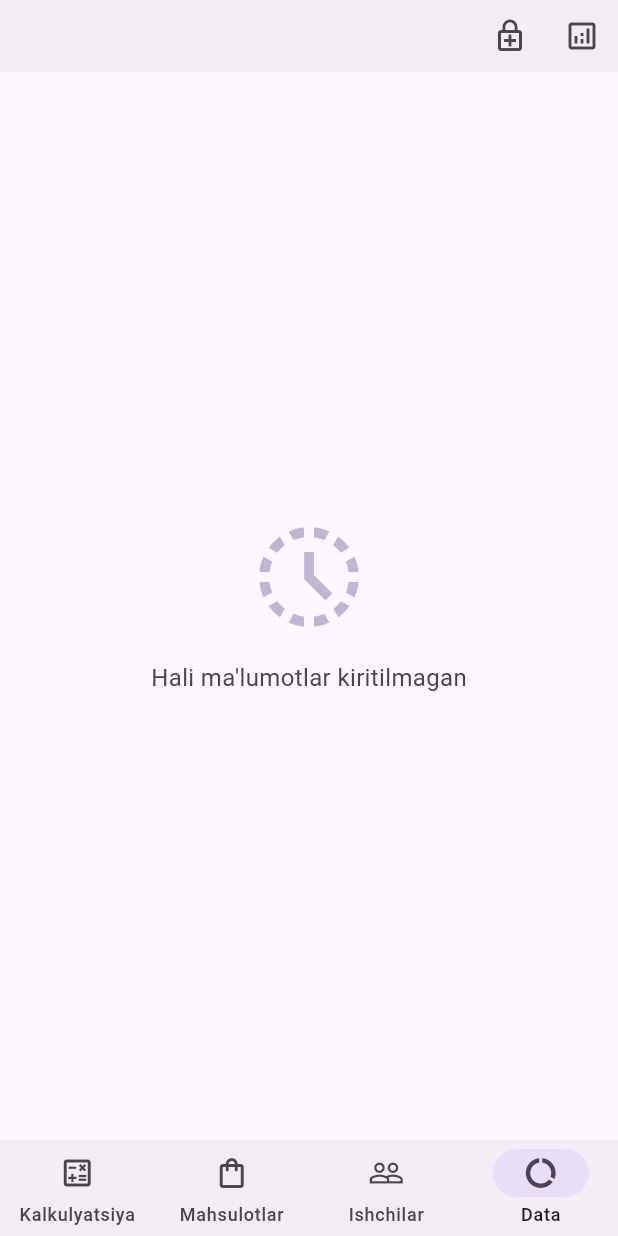
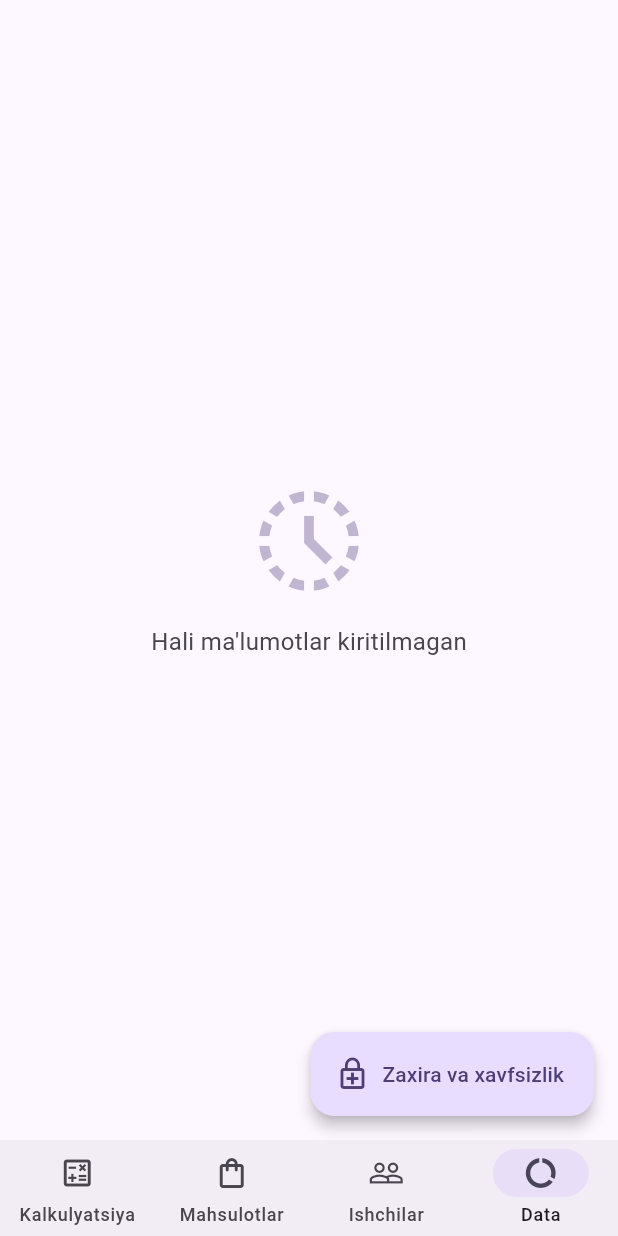
Before and after one commit to WIKKIwk/calculator_mobile, a Flutter app: the screen it shows after launch, item 4 of the bottom bar chosen, on a phone screen of 412 x 824 dp. Run offline on Flutter 3.47's test engine with Material 3 defaults, Android fonts, the phone set to English and light mode, and no system bars; our stand-ins replace device_preview, file_picker, flutter_secure_storage, graphql_flutter, hive_ce, share_plus; missing offline and left inert: cryptography; accounts and stored records are empty.

Commit message:
feat(Data): jurnal tugmasi olib tashlandi; zaxira pastki FAB (Qo'shish kabi)
Made-with: Cursor

```diff
--- a/mobile_offline/lib/screens/home_screen.dart
+++ b/mobile_offline/lib/screens/home_screen.dart
@@ -5,7 +5,6 @@ import '../services/app_local_store.dart';
 import '../services/offline_entity_store.dart';
 import '../widgets/product_card.dart';
 import '../widgets/add_product_sheet.dart';
-import 'activity_log_screen.dart';
 import 'backup_security_screen.dart';
 import 'users_screen.dart';
 import 'user_calculation_screen.dart';
@@ -60,43 +59,24 @@ class _HomeScreenState extends State<HomeScreen> {
         label: const Text('Qo\'shish'),
         elevation: 4,
       );
+    } else if (_currentIndex == 3) {
+      fab = FloatingActionButton.extended(
+        onPressed: () {
+          Navigator.of(context).push(
+            MaterialPageRoute<void>(
+              builder: (_) => const BackupSecurityScreen(),
+            ),
+          );
+        },
+        icon: const Icon(Icons.enhanced_encryption_outlined),
+        label: const Text('Zaxira va xavfsizlik'),
+        elevation: 4,
+      );
     }
 
     return Scaffold(
       backgroundColor: colorScheme.surface,
-      appBar: _currentIndex == 2
-          ? null
-          : _currentIndex == 3
-              ? AppBar(
-                  toolbarHeight: 48,
-                  backgroundColor: colorScheme.surfaceContainer,
-                  title: const SizedBox.shrink(),
-                  actions: [
-                    IconButton(
-                      tooltip: 'Zaxira va xavfsizlik',
-                      icon: const Icon(Icons.enhanced_encryption_outlined),
-                      onPressed: () {
-                        Navigator.of(context).push(
-                          MaterialPageRoute<void>(
-                            builder: (_) => const BackupSecurityScreen(),
-                          ),
-                        );
-                      },
-                    ),
-                    IconButton(
-                      tooltip: 'Faoliyat jurnali',
-                      icon: const Icon(Icons.analytics_outlined),
-                      onPressed: () {
-                        Navigator.of(context).push(
-                          MaterialPageRoute<void>(
-                            builder: (_) => const ActivityLogScreen(),
-                          ),
-                        );
-                      },
-                    ),
-                  ],
-                )
-              : null,
+      appBar: null,
       floatingActionButton: fab,
       floatingActionButtonLocation: FloatingActionButtonLocation.endFloat,
       bottomNavigationBar: useSideNav
```
Also changed, not shown: mobile_app/lib/screens/home_screen.dart (+14 -28 lines).
